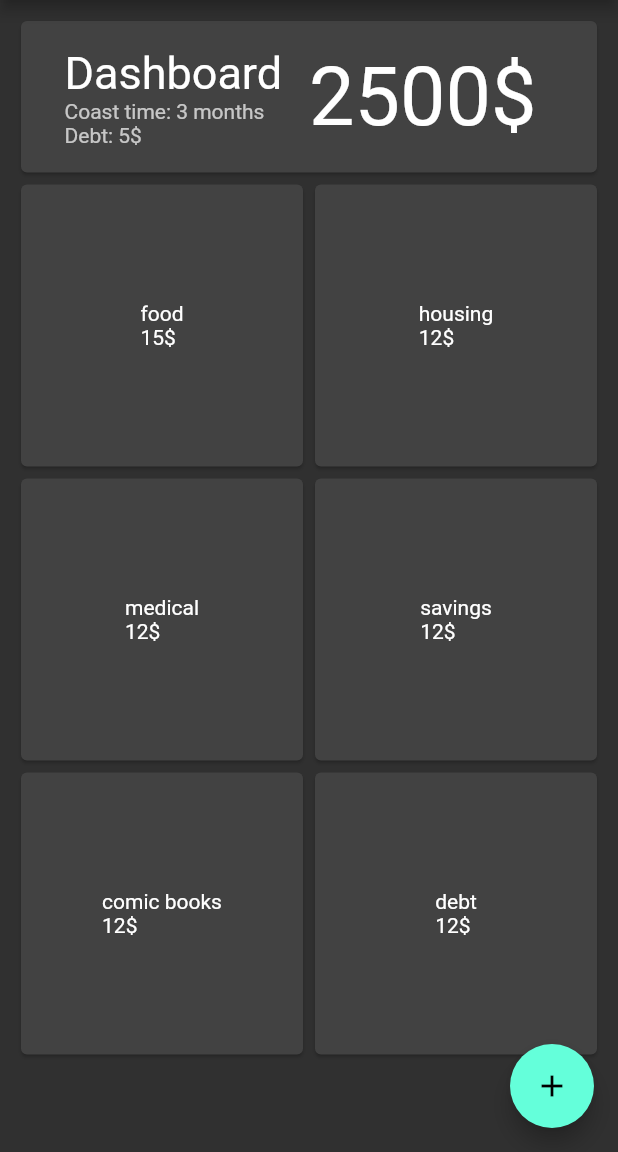
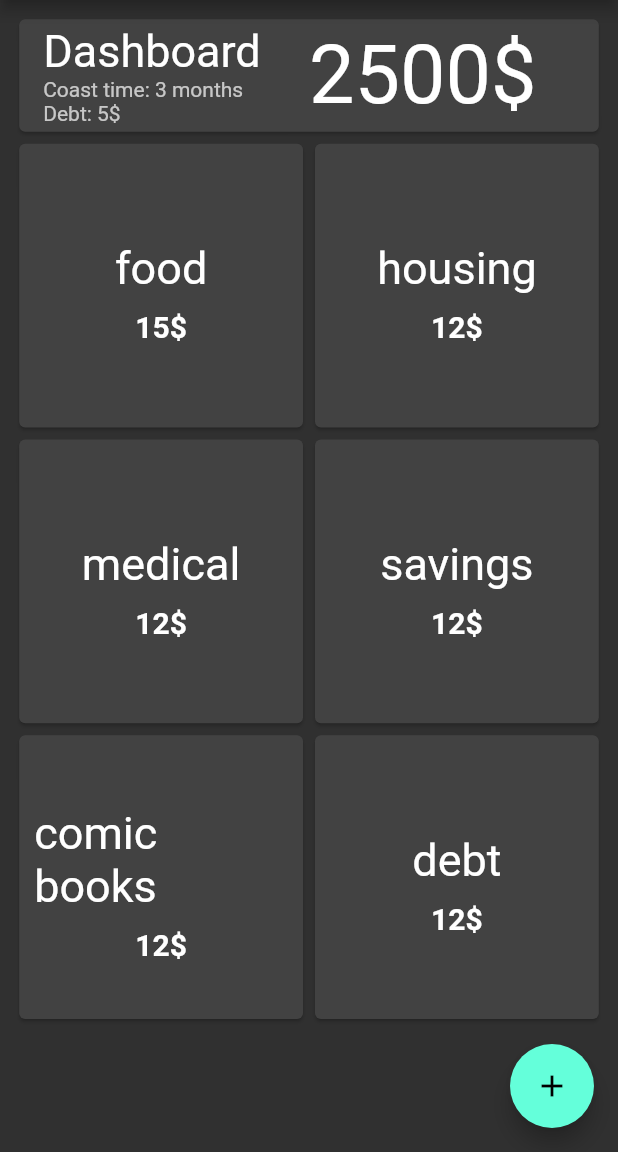
Before and after one commit to fargusplumdoodle/sekhnet-budget-client, a Flutter app: the screen it shows after launch, on a phone screen of 412 x 824 dp, the part 84-1236 px from its top. Run offline on Flutter 3.47's test engine with Material 2 defaults, Android fonts, the phone set to English and light mode, and no system bars.

Commit message:
fixed scroll bug

```diff
--- a/lib/main.dart
+++ b/lib/main.dart
@@ -1,3 +1,4 @@
+import 'package:budget/ui/screens/budget_detail.dart';
 import 'package:budget/ui/screens/dashboard.dart';
 import 'package:flutter/material.dart';
 
@@ -10,11 +11,15 @@ class MyApp extends StatelessWidget {
   @override
   Widget build(BuildContext context) {
     return MaterialApp(
+      initialRoute: Dashboard.routeName,
+      routes: {
+        Dashboard.routeName: (context) => Dashboard(),
+        BudgetDetail.routeName: (context) => BudgetDetail(),
+      },
       title: 'Flutter Demo',
       theme: ThemeData.dark(),
       darkTheme:
           ThemeData(primaryColor: Colors.blue, brightness: Brightness.light),
-      home: Dashboard(),
     );
   }
 }
--- /dev/null
+++ b/lib/ui/screens/budget_detail.dart
@@ -0,0 +1,16 @@
+import 'package:budget/model/budget.dart';
+import 'package:budget/ui/widgets/base.dart';
+import 'package:flutter/material.dart';
+
+class BudgetDetail extends StatelessWidget {
+  static const routeName = 'budget_detail';
+  @override
+  Widget build(BuildContext context) {
+    final BudgetModel budget = ModalRoute.of(context).settings.arguments;
+
+    return Scaffold(
+      appBar: Base.appBar(),
+      body: Center(child: Text(budget.name)),
+    );
+  }
+}
--- a/lib/ui/screens/dashboard.dart
+++ b/lib/ui/screens/dashboard.dart
@@ -1,4 +1,7 @@
 import 'package:budget/model/budget.dart';
+import 'package:budget/ui/screens/budget_detail.dart';
+import 'package:budget/ui/widgets/base.dart';
+import 'package:flutter/cupertino.dart';
 import 'package:flutter/material.dart';
 
 var data = {
@@ -6,9 +9,9 @@ var data = {
   'coast_time': 3,
   'debt': 5,
   'budgets': [
-    BudgetModel(1, 'food', 30, 15, 9),
-    BudgetModel(2, 'housing', 300, 12, 9),
-    BudgetModel(3, 'medical', 440, 12, 9),
+    BudgetModel(1, 'food', 3000, 15, 9),
+    BudgetModel(2, 'housing', 1300, 12, 9),
+    BudgetModel(3, 'medical', 2440, 12, 9),
     BudgetModel(4, 'savings', 3240, 12, 9),
     BudgetModel(5, 'comic books', 3440, 12, 9),
     BudgetModel(6, 'debt', 1240, 12, 9),
@@ -16,26 +19,22 @@ var data = {
 };
 
 class Dashboard extends StatelessWidget {
+  static const routeName = '/';
+
   @override
   Widget build(BuildContext context) {
     return Scaffold(
-      appBar: AppBar(
-        title: Text('Sekhnet Budget'),
-      ),
-      drawer: Drawer(
-        child: Center(child: Text('in da drawer')),
-      ),
+      appBar: Base.appBar(),
+      drawer: Base.drawer(),
       floatingActionButton: FloatingActionButton(
         tooltip: 'Add transaction',
         child: Icon(Icons.add),
       ),
-      body: Padding(
-        padding: const EdgeInsets.all(10.0),
-        child: ListView(
+      body: Container(
+        padding: EdgeInsets.all(8.8),
+        child: Column(
           children: <Widget>[
             Card(
-                child: Padding(
-              padding: const EdgeInsets.all(13.0),
                 child: Row(
               mainAxisAlignment: MainAxisAlignment.end,
               children: [
@@ -53,9 +52,8 @@ class Dashboard extends StatelessWidget {
                   style: TextStyle(fontSize: 54),
                 ))
               ],
-              ),
             )),
-            buildBudgetDashboard(data['budgets'])
+            Expanded(child: buildBudgetDashboard(data['budgets']))
           ],
         ),
       ),
@@ -69,10 +67,26 @@ class Dashboard extends StatelessWidget {
         gridDelegate:
             new SliverGridDelegateWithFixedCrossAxisCount(crossAxisCount: 2),
         itemBuilder: (BuildContext context, int index) {
-          return Card(
-            child: Center(
-                child: Text(
-                    '${budgets[index].name}\n${budgets[index].balance}\$')),
+          return GestureDetector(
+            onTap: () => {
+              Navigator.pushNamed(context, BudgetDetail.routeName,
+                  arguments: budgets[index])
+            },
+            child: Card(
+              child: Column(
+                mainAxisAlignment: MainAxisAlignment.center,
+                children: [
+                  Padding(
+                    padding: const EdgeInsets.all(10.0),
+                    child: Text('${budgets[index].name}',
+                        style: TextStyle(fontSize: 30)),
+                  ),
+                  Text('${budgets[index].balance}\$',
+                      style:
+                          TextStyle(fontSize: 20, fontWeight: FontWeight.bold))
+                ],
+              ),
+            ),
           );
         });
   }
--- /dev/null
+++ b/lib/ui/widgets/base.dart
@@ -0,0 +1,11 @@
+import 'package:flutter/material.dart';
+
+class Base {
+  static Widget appBar() => AppBar(
+        title: Text('Sekhnet Budget'),
+      );
+
+  static Widget drawer() => Drawer(
+        child: Center(child: Text('in da drawer')),
+      );
+}
```
Lines whose indentation alone changed are shown as unchanged.
